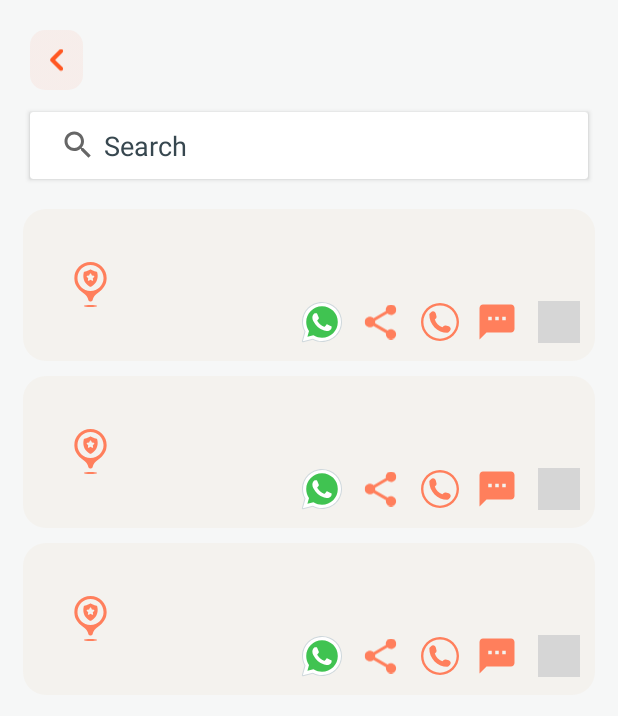
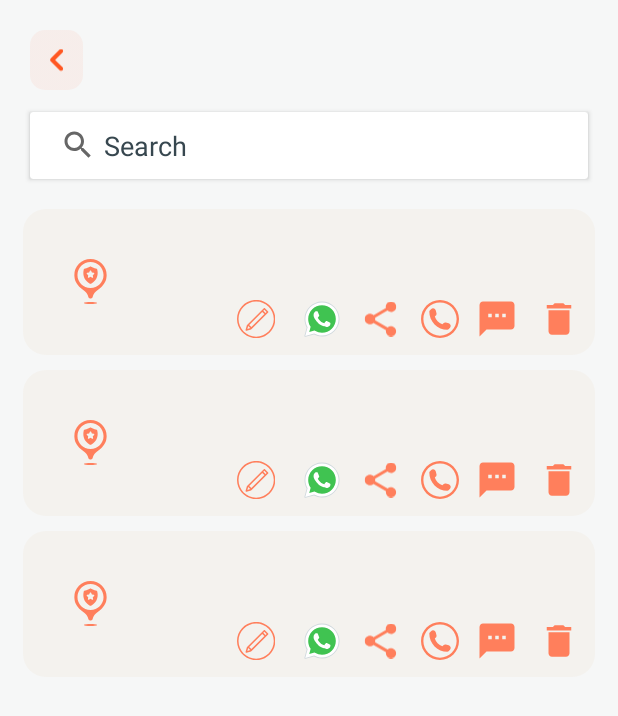
Before and after one commit to Om25091210/innohacks-project-Sangyan, an Android app: the layout fragment_number_data.xml on its own in the app's theme, with its tools: preview values and no code run, on a phone screen of 412 x 824 dp. Shown: the top 716 px of the screen. Run offline under Robolectric (Android 15) with nearby library versions, the phone set to English and light mode, and no system bars; plain views replace NeumorphCardView; grey boxes are pictures that could not be loaded.

Commit message:
FCM Commit

```diff
--- a/app/src/main/AndroidManifest.xml
+++ b/app/src/main/AndroidManifest.xml
@@ -33,8 +33,7 @@
         </activity>
         <activity
             android:name=".Dashboard"
-            android:exported="false">
-        </activity>
+            android:exported="false" />
     </application>
 
 </manifest>
--- /dev/null
+++ b/app/src/main/java/com/alpha/innohacksproject/fcm/PushNotification.kt
@@ -0,0 +1,6 @@
+package com.alpha.innohacksproject.fcm
+
+data class PushNotification (
+    val data: NotificationData,
+    val to:String
+)
--- /dev/null
+++ b/app/src/main/res/drawable/ic_edit.xml
@@ -0,0 +1,14 @@
+<vector xmlns:android="http://schemas.android.com/apk/res/android"
+    android:width="1080dp"
+    android:height="1080dp"
+    android:viewportWidth="810"
+    android:viewportHeight="810">
+  <path
+      android:pathData="M816.82,406.23C816.82,631.71 633.89,814.64 408.41,814.64C182.93,814.64 0,631.71 0,406.23C0,180.76 182.93,-2.18 408.41,-2.18C633.89,-2.18 816.82,180.76 816.82,406.23ZM32.67,406.23C32.67,613.67 200.97,781.97 408.41,781.97C615.85,781.97 784.15,613.67 784.15,406.23C784.15,198.79 615.85,30.5 408.41,30.5C200.97,30.5 32.67,198.79 32.67,406.23ZM32.67,406.23"
+      android:fillColor="#000000"
+      android:fillType="nonZero"/>
+  <path
+      android:pathData="M214.07,531.65L572.12,173.61C578.58,167.14 588.79,167.14 595.26,173.61L664.52,242.87C670.98,249.16 670.98,259.55 664.52,266.01L306.48,624.05C304.44,626.09 302.05,627.46 299.33,628.3L202.84,655.36C190.59,658.77 179.36,647.54 182.77,635.28L209.82,538.8C210.67,536.07 212.04,533.69 214.07,531.65ZM606.83,277.58L629.97,254.44L583.69,208.15L560.54,231.3ZM537.4,254.44L260.19,531.65L306.48,577.93L583.69,300.55ZM238.92,556.66L222.07,615.88L281.46,599.21ZM238.92,556.66"
+      android:fillColor="#000000"
+      android:fillType="evenOdd"/>
+</vector>
--- a/app/src/main/res/layout/layout_number_data.xml
+++ b/app/src/main/res/layout/layout_number_data.xml
@@ -58,12 +58,22 @@
             android:layout_marginTop="5dp"
             android:layout_height="wrap_content">
 
+
+            <ImageView
+                android:id="@+id/edit"
+                android:layout_width="25dp"
+                android:layout_height="25dp"
+                android:layout_gravity="center"
+                android:src="@drawable/ic_edit"
+                app:tint="@color/use_orange" />
+
             <ImageView
                 android:id="@+id/wp"
                 android:layout_width="32dp"
-                android:layout_height="32dp"
+                android:layout_height="match_parent"
                 android:layout_gravity="center"
-                android:src="@drawable/ic_wp1"/>
+                android:layout_marginStart="15dp"
+                android:src="@drawable/ic_wp1" />
 
             <ImageView
                 android:id="@+id/share"
@@ -98,8 +108,9 @@
                 android:layout_height="28dp"
                 android:layout_marginStart="13dp"
                 android:layout_gravity="center"
-                android:src="@drawable/ic_delete_"
+                android:src="@drawable/ic_delete"
                 app:tint="#FF7F5C" />
+
         </LinearLayout>
 
 
--- /dev/null
+++ b/app/src/main/res/values/refs.xml
@@ -0,0 +1,2 @@
+<?xml version="1.0" encoding="utf-8"?>
+<resources></resources>
```
Also changed, not shown: app/build.gradle (+8 -0 lines), app/src/main/java/com/alpha/innohacksproject/Dashboard.java (+11 -2 lines), app/src/main/java/com/alpha/innohacksproject/fcm/Constants.kt (added, +11 -0 lines), app/src/main/java/com/alpha/innohacksproject/fcm/FirebaseService.kt (added, +117 -0 lines), app/src/main/java/com/alpha/innohacksproject/fcm/NotificationAPI.kt (added, +18 -0 lines), app/src/main/java/com/alpha/innohacksproject/fcm/NotificationData.kt (added, +8 -0 lines), app/src/main/java/com/alpha/innohacksproject/fcm/RetrofirInstance.kt (added, +20 -0 lines), app/src/main/java/com/alpha/innohacksproject/fcm/Specific.kt (added, +41 -0 lines), app/src/main/java/com/alpha/innohacksproject/fcm/topic.kt (added, +48 -0 lines).
